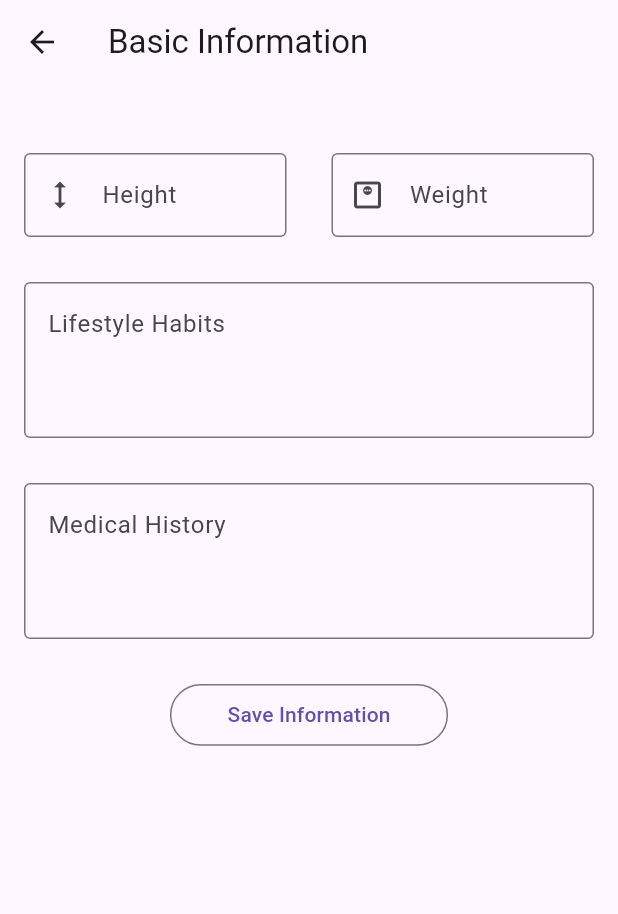
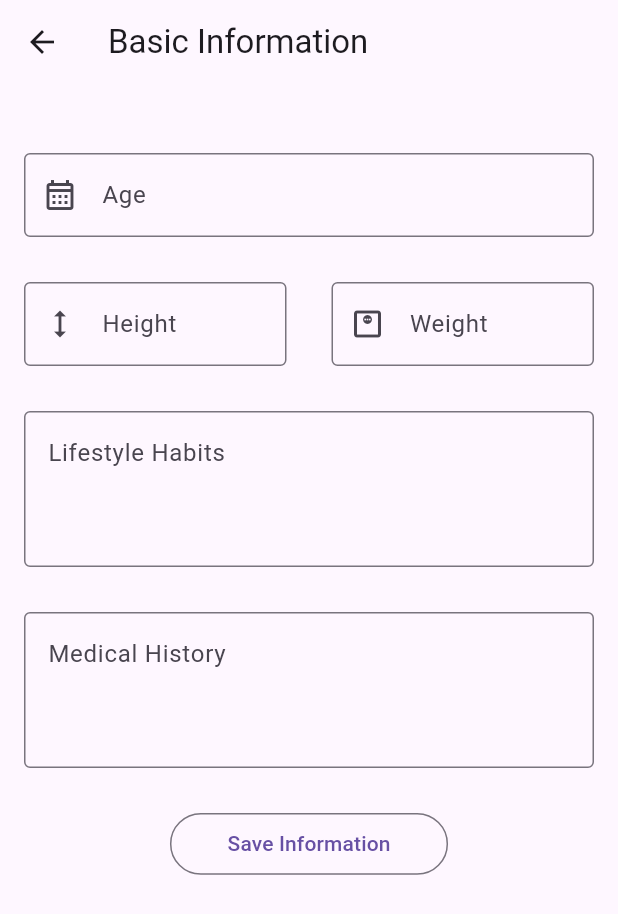
Before and after one commit to tahawaheed9/wellness_wise, a Flutter app: the BasicInformationScreen screen opened by its route, on a phone screen of 412 x 824 dp. Shown: the top 914 px of the screen. Run offline on Flutter 3.47's test engine with Material 3 defaults, Android fonts, the light colour scheme and no system bars; our stand-ins replace firebase_core; accounts and stored records are empty.

Commit message:
Some minor changes

```diff
--- a/lib/constants/routes.dart
+++ b/lib/constants/routes.dart
@@ -2,5 +2,6 @@ const loginScreenRoute = '/login/';
 const registerScreenRoute = '/register/';
 const otpVerificationScreenRoute = '/otp-verification/';
 const resetPasswordScreenRoute = '/reset-password/';
+const homeScreenRoute = '/home/';
 const basicInformationScreenRoute = '/basic-information/';
 const additionalInformationScreenRoute = '/additional-information/';
--- a/lib/main.dart
+++ b/lib/main.dart
@@ -1,5 +1,6 @@
 import 'package:flutter/material.dart';
 import 'package:flutter/services.dart';
+import 'package:wellness_wise/screens/home/home_screen.dart';
 import 'firebase_options.dart';
 import 'package:firebase_core/firebase_core.dart';
 
@@ -52,6 +53,7 @@ class MyApp extends StatelessWidget {
         registerScreenRoute: (context) => const RegisterScreen(),
         otpVerificationScreenRoute: (context) => const OTPVerificationScreen(),
         resetPasswordScreenRoute: (context) => const ResetPasswordScreen(),
+        homeScreenRoute: (context) => const HomeScreen(),
         basicInformationScreenRoute: (context) =>
             const BasicInformationScreen(),
         additionalInformationScreenRoute: (context) =>
--- a/lib/screens/basic_information/components/basic_information_form.dart
+++ b/lib/screens/basic_information/components/basic_information_form.dart
@@ -13,6 +13,7 @@ class BasicInformationForm extends StatefulWidget {
 class _BasicInformationFormState extends State<BasicInformationForm> {
   final _basicInformationFormKey = GlobalKey<_BasicInformationFormState>();
 
+  final TextEditingController age = TextEditingController();
   final TextEditingController height = TextEditingController();
   final TextEditingController weight = TextEditingController();
   final TextEditingController lifestyleHabits = TextEditingController();
@@ -20,6 +21,7 @@ class _BasicInformationFormState extends State<BasicInformationForm> {
 
   @override
   void dispose() {
+    age.dispose();
     height.dispose();
     weight.dispose();
     lifestyleHabits.dispose();
@@ -35,6 +37,23 @@ class _BasicInformationFormState extends State<BasicInformationForm> {
         padding: const EdgeInsets.all(16.0),
         child: Column(
           children: <Widget>[
+            // Age Field...
+            MyTextFormField(
+              controller: age,
+              autoCorrect: false,
+              enableSuggestions: false,
+              keyboardType: TextInputType.number,
+              obscureText: false,
+              maxLines: 1,
+              prefixIcon: const Icon(Icons.calendar_month_outlined),
+              labelText: 'Age',
+              alignLabelWithHint: null,
+              hintText: '0',
+              suffixIcon: null,
+              suffixText: null,
+            ),
+            const SizedBox(height: 30.0),
+
             // Height & Weight Fields...
             Row(
               mainAxisAlignment: MainAxisAlignment.spaceBetween,
```
Also changed, not shown: lib/components/text_button.dart (renamed from lib/screens/login/components/reset_password_button.dart, +10 -7 lines), lib/screens/home/home_screen.dart (added, +20 -0 lines), lib/screens/login/components/login_form.dart (+8 -5 lines), lib/screens/login/login_screen.dart (+10 -6 lines), lib/screens/register/components/register_form.dart (+8 -5 lines), lib/screens/register/register_screen.dart (+4 -4 lines).
